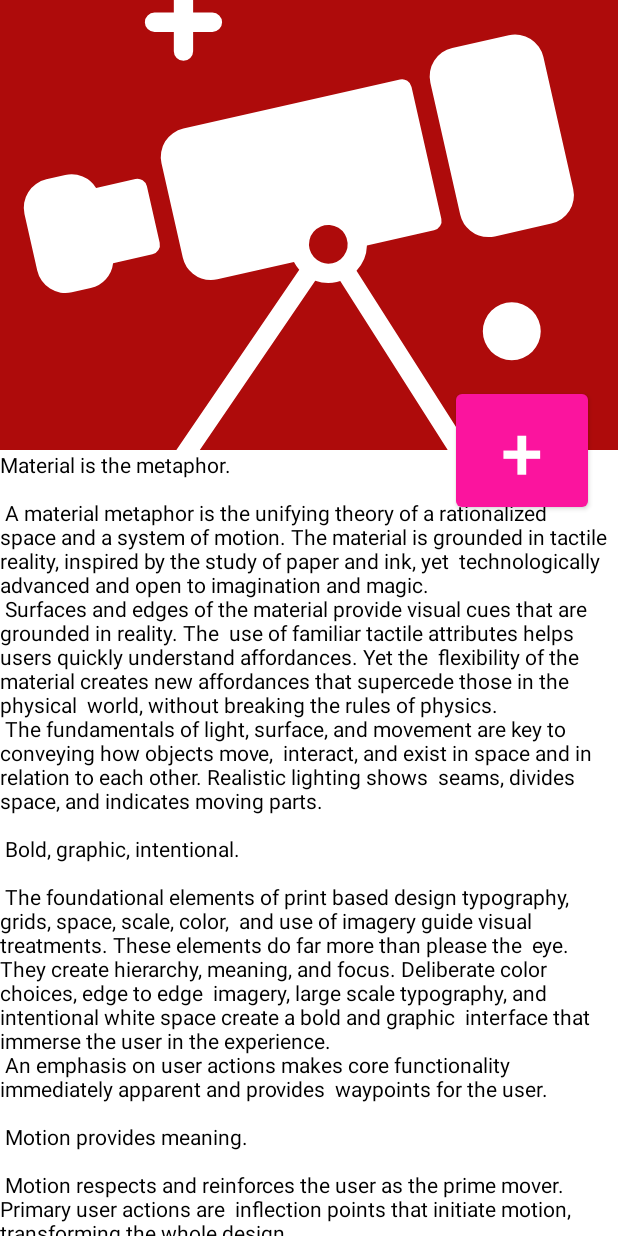
After one commit to mentatusn/material_1797_1679_3, an Android app: the layout fragment_coordinator.xml on its own in the app's theme, with its tools: preview values and no code run, on a phone screen of 412 x 824 dp. The commit adds this screen. Run offline under Robolectric (Android 15) with nearby library versions, the phone set to English and light mode, and no system bars; Roboto replaces fonts that are not available here.

Commit message:
урок 4 CoordinatorLayout

```diff
--- a/app/src/main/java/com/gb/material_1797_1679_3/view/constraint/LayoutActivity.kt
+++ b/app/src/main/java/com/gb/material_1797_1679_3/view/constraint/LayoutActivity.kt
@@ -13,6 +13,7 @@ import com.gb.material_1797_1679_3.databinding.ActivityBottomNavigationBinding
 import com.gb.material_1797_1679_3.databinding.ActivityLayoutBinding
 import com.gb.material_1797_1679_3.databinding.ActivityNavigationBinding
 import com.gb.material_1797_1679_3.view.chips.ChipsFragment
+import com.gb.material_1797_1679_3.view.coordinator.CoordinatorFragment
 import com.gb.material_1797_1679_3.view.main.BottomNavigationDrawerFragment
 import com.gb.material_1797_1679_3.view.main.PictureOfTheDayFragment
 import com.gb.material_1797_1679_3.view.navigation.EarthFragment
@@ -40,8 +41,7 @@ class LayoutActivity : AppCompatActivity() {
                     true
                 }
                 R.id.bottom_coordinator -> {
-
-
+                    navigationTo(CoordinatorFragment())
                     true
                 }
                 R.id.bottom_motion -> {
@@ -51,7 +51,7 @@ class LayoutActivity : AppCompatActivity() {
                 else -> true
             }
         }
-        binding.bottomNavigationView.selectedItemId = R.id.bottom_constraint
+        binding.bottomNavigationView.selectedItemId = R.id.bottom_coordinator
 
 
         }
--- /dev/null
+++ b/app/src/main/java/com/gb/material_1797_1679_3/view/coordinator/ButtonBehavior.kt
@@ -0,0 +1,39 @@
+package com.gb.material_1797_1679_3.view.coordinator
+
+import android.content.Context
+import android.util.AttributeSet
+import android.view.View
+import androidx.coordinatorlayout.widget.CoordinatorLayout
+import com.google.android.material.appbar.AppBarLayout
+import kotlin.math.abs
+
+class ButtonBehavior(context: Context, attr:AttributeSet?=null): CoordinatorLayout.Behavior<View>(context,attr) {
+
+    override fun layoutDependsOn(
+        parent: CoordinatorLayout,
+        child: View,
+        dependency: View
+    )= dependency is AppBarLayout
+
+
+    override fun onDependentViewChanged(
+        parent: CoordinatorLayout,
+        child: View,
+        dependency: View
+    ): Boolean {
+
+        val bar = dependency as AppBarLayout
+        val barHeight = bar.height.toFloat()
+        val barY = bar.y
+
+        if(abs(barY)>(barHeight*2/3)){
+            child.visibility = View.GONE
+        }else{
+            child.visibility = View.VISIBLE
+            child.alpha = ((barHeight*2/3)-abs(barY/2))/(barHeight*2/3)
+        }
+
+        return super.onDependentViewChanged(parent, child, dependency)
+    }
+
+}
--- /dev/null
+++ b/app/src/main/java/com/gb/material_1797_1679_3/view/coordinator/CoordinatorFragment.kt
@@ -0,0 +1,47 @@
+package com.gb.material_1797_1679_3.view.coordinator
+
+import android.os.Bundle
+import android.view.*
+import androidx.coordinatorlayout.widget.CoordinatorLayout
+import androidx.fragment.app.Fragment
+import com.gb.material_1797_1679_3.databinding.FragmentCoordinatorBinding
+
+
+class CoordinatorFragment : Fragment() {
+
+
+    private var _binding: com.gb.material_1797_1679_3.databinding.FragmentCoordinatorBinding? = null
+    private val binding: FragmentCoordinatorBinding
+        get() = _binding!!
+
+
+
+    override fun onCreateView(
+        inflater: LayoutInflater, container: ViewGroup?,
+        savedInstanceState: Bundle?
+    ): View {
+        _binding = FragmentCoordinatorBinding.inflate(inflater, container, false)
+        return binding.root
+    }
+
+    override fun onDestroy() {
+        super.onDestroy()
+        _binding = null
+    }
+
+
+    override fun onViewCreated(view: View, savedInstanceState: Bundle?) {
+        super.onViewCreated(view, savedInstanceState)
+
+        val behavior = ButtonBehavior(requireContext())
+        (binding.myButton.getLayoutParams() as CoordinatorLayout.LayoutParams).behavior = behavior
+    }
+
+
+
+
+    companion object {
+        @JvmStatic
+        fun newInstance() = CoordinatorFragment()
+    }
+}
--- /dev/null
+++ b/app/src/main/java/com/gb/material_1797_1679_3/view/coordinator/NestedBehavior.kt
@@ -0,0 +1,30 @@
+package com.gb.material_1797_1679_3.view.coordinator
+
+import android.content.Context
+import android.util.AttributeSet
+import android.view.View
+import androidx.coordinatorlayout.widget.CoordinatorLayout
+import com.google.android.material.appbar.AppBarLayout
+
+class NestedBehavior(context: Context,attr:AttributeSet): CoordinatorLayout.Behavior<View>(context,attr) {
+
+    override fun layoutDependsOn(
+        parent: CoordinatorLayout,
+        child: View,
+        dependency: View
+    )= dependency is AppBarLayout
+
+
+    override fun onDependentViewChanged(
+        parent: CoordinatorLayout,
+        child: View,
+        dependency: View
+    ): Boolean {
+
+        val bar = dependency as AppBarLayout
+        child.y = bar.height.toFloat()+bar.y
+
+        return super.onDependentViewChanged(parent, child, dependency)
+    }
+
+}
--- /dev/null
+++ b/app/src/main/res/layout/fragment_coordinator.xml
@@ -0,0 +1,60 @@
+<?xml version="1.0" encoding="utf-8"?>
+<androidx.coordinatorlayout.widget.CoordinatorLayout xmlns:android="http://schemas.android.com/apk/res/android"
+    xmlns:app="http://schemas.android.com/apk/res-auto"
+    xmlns:tools="http://schemas.android.com/tools"
+    android:layout_width="match_parent"
+    android:layout_height="match_parent">
+
+    <com.google.android.material.appbar.AppBarLayout
+        android:id="@+id/app_bar"
+        android:layout_width="match_parent"
+        android:layout_height="300dp"
+        android:fitsSystemWindows="true">
+
+        <com.google.android.material.appbar.CollapsingToolbarLayout
+            android:id="@+id/toolbar_layout"
+            style="@style/Widget.MaterialComponents.Toolbar.Primary"
+            android:layout_width="match_parent"
+            android:layout_height="match_parent"
+            android:fitsSystemWindows="true"
+            app:contentScrim="?attr/colorPrimary"
+            app:layout_scrollFlags="scroll|exitUntilCollapsed"
+            app:toolbarId="@+id/toolbar">
+
+            <ImageView
+                android:id="@+id/main_backdrop"
+                android:layout_width="match_parent"
+                android:layout_height="match_parent"
+                android:fitsSystemWindows="true"
+                android:scaleType="centerCrop"
+                android:src="@drawable/ic_telescope"
+                app:layout_collapseMode="parallax" />
+
+
+        </com.google.android.material.appbar.CollapsingToolbarLayout>
+    </com.google.android.material.appbar.AppBarLayout>
+
+    <androidx.core.widget.NestedScrollView
+        android:layout_width="match_parent"
+        android:layout_height="match_parent"
+        app:layout_behavior=".view.coordinator.NestedBehavior">
+
+        <TextView
+            android:layout_width="wrap_content"
+            android:layout_height="wrap_content"
+            android:text="@string/large_text"
+            android:textColor="@color/black" />
+
+    </androidx.core.widget.NestedScrollView>
+
+    <com.google.android.material.button.MaterialButton
+        android:id="@+id/myButton"
+        android:layout_width="wrap_content"
+        android:layout_height="wrap_content"
+        android:layout_marginStart="20dp"
+        android:layout_marginEnd="20dp"
+        android:text="+"
+        android:textSize="50sp"
+        app:layout_anchor="@id/app_bar"
+        app:layout_anchorGravity="bottom|end" />
+</androidx.coordinatorlayout.widget.CoordinatorLayout>
--- a/app/src/main/res/values/strings.xml
+++ b/app/src/main/res/values/strings.xml
@@ -12,4 +12,94 @@
     <string name="mars">Mars</string>
     <string name="earth">Earth</string>
 
+    <string name="large_text">
+        "Material is the metaphor.\n\n"
+
+        "A material metaphor is the unifying theory of a rationalized space and a system of motion."
+        "The material is grounded in tactile reality, inspired by the study of paper and ink, yet "
+        "technologically advanced and open to imagination and magic.\n"
+        "Surfaces and edges of the material provide visual cues that are grounded in reality. The "
+        "use of familiar tactile attributes helps users quickly understand affordances. Yet the "
+        "flexibility of the material creates new affordances that supercede those in the physical "
+        "world, without breaking the rules of physics.\n"
+        "The fundamentals of light, surface, and movement are key to conveying how objects move, "
+        "interact, and exist in space and in relation to each other. Realistic lighting shows "
+        "seams, divides space, and indicates moving parts.\n\n"
+
+        "Bold, graphic, intentional.\n\n"
+
+        "The foundational elements of print based design typography, grids, space, scale, color, "
+        "and use of imagery guide visual treatments. These elements do far more than please the "
+        "eye. They create hierarchy, meaning, and focus. Deliberate color choices, edge to edge "
+        "imagery, large scale typography, and intentional white space create a bold and graphic "
+        "interface that immerse the user in the experience.\n"
+        "An emphasis on user actions makes core functionality immediately apparent and provides "
+        "waypoints for the user.\n\n"
+
+        "Motion provides meaning.\n\n"
+
+        "Motion respects and reinforces the user as the prime mover. Primary user actions are "
+        "inflection points that initiate motion, transforming the whole design.\n"
+        "All action takes place in a single environment. Objects are presented to the user without "
+        "breaking the continuity of experience even as they transform and reorganize.\n"
+        "Motion is meaningful and appropriate, serving to focus attention and maintain continuity. "
+        "Feedback is subtle yet clear. Transitions are efﬁcient yet coherent.\n\n"
+
+        "3D world.\n\n"
+
+        "The material environment is a 3D space, which means all objects have x, y, and z "
+        "dimensions. The z-axis is perpendicularly aligned to the plane of the display, with the "
+        "positive z-axis extending towards the viewer. Every sheet of material occupies a single "
+        "position along the z-axis and has a standard 1dp thickness.\n"
+        "On the web, the z-axis is used for layering and not for perspective. The 3D world is "
+        "emulated by manipulating the y-axis.\n\n"
+
+        "Light and shadow.\n\n"
+
+        "Within the material environment, virtual lights illuminate the scene. Key lights create "
+        "directional shadows, while ambient light creates soft shadows from all angles.\n"
+        "Shadows in the material environment are cast by these two light sources. In Android "
+        "development, shadows occur when light sources are blocked by sheets of material at "
+        "various positions along the z-axis. On the web, shadows are depicted by manipulating the "
+        "y-axis only. The following example shows the card with a height of 6dp.\n\n"
+
+        "Resting elevation.\n\n"
+
+        "All material objects, regardless of size, have a resting elevation, or default elevation "
+        "that does not change. If an object changes elevation, it should return to its resting "
+        "elevation as soon as possible.\n\n"
+
+        "Component elevations.\n\n"
+
+        "The resting elevation for a component type is consistent across apps (e.g., FAB elevation "
+        "does not vary from 6dp in one app to 16dp in another app).\n"
+        "Components may have different resting elevations across platforms, depending on the depth "
+        "of the environment (e.g., TV has a greater depth than mobile or desktop).\n\n"
+
+        "Responsive elevation and dynamic elevation offsets.\n\n"
+
+        "Some component types have responsive elevation, meaning they change elevation in response "
+        "to user input (e.g., normal, focused, and pressed) or system events. These elevation "
+        "changes are consistently implemented using dynamic elevation offsets.\n"
+        "Dynamic elevation offsets are the goal elevation that a component moves towards, relative "
+        "to the component’s resting state. They ensure that elevation changes are consistent "
+        "across actions and component types. For example, all components that lift on press have "
+        "the same elevation change relative to their resting elevation.\n"
+        "Once the input event is completed or cancelled, the component will return to its resting "
+        "elevation.\n\n"
+
+        "Avoiding elevation interference.\n\n"
+
+        "Components with responsive elevations may encounter other components as they move between "
+        "their resting elevations and dynamic elevation offsets. Because material cannot pass "
+        "through other material, components avoid interfering with one another any number of ways, "
+        "whether on a per component basis or using the entire app layout.\n"
+        "On a component level, components can move or be removed before they cause interference. "
+        "For example, a floating action button (FAB) can disappear or move off screen before a "
+        "user picks up a card, or it can move if a snackbar appears.\n"
+        "On the layout level, design your app layout to minimize opportunities for interference. "
+        "For example, position the FAB to one side of stream of a cards so the FAB won’t interfere "
+        "when a user tries to pick up one of cards.\n\n"
+    </string>
+
 </resources>
```
